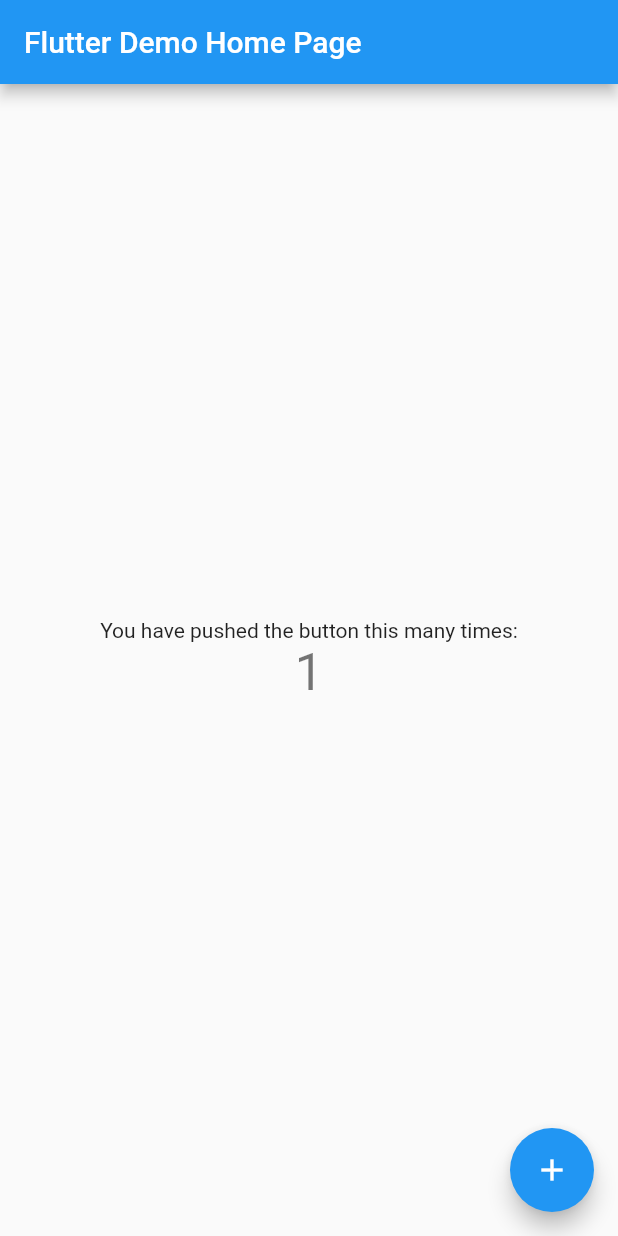
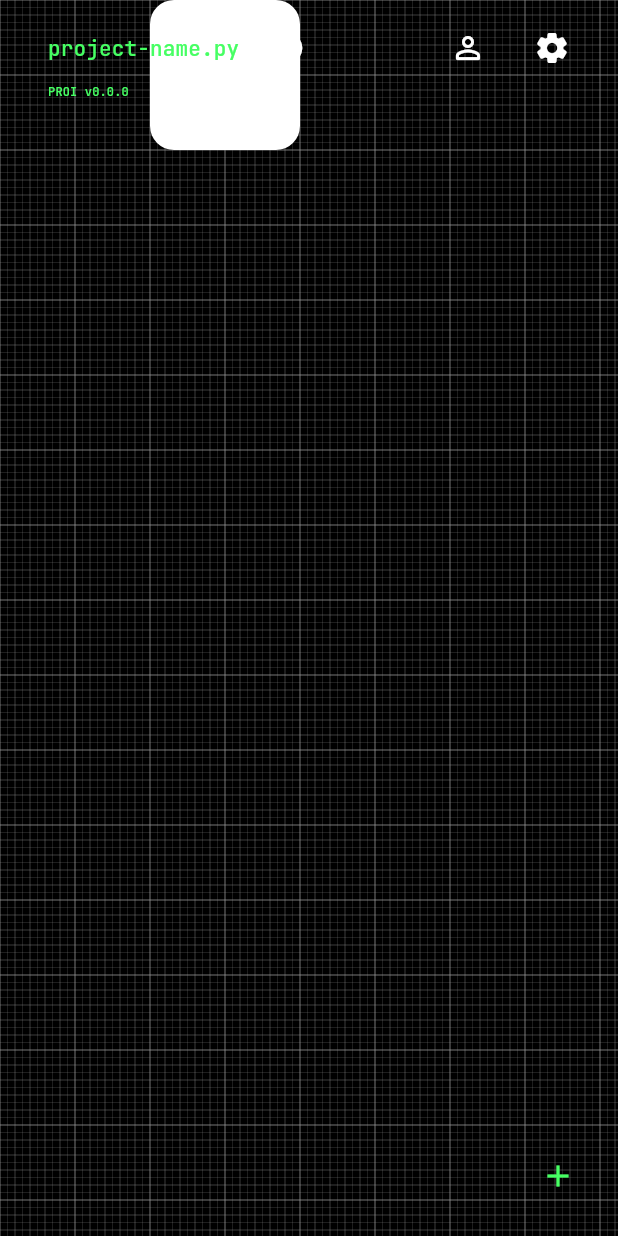
Before and after one commit to vamshikoder/proi, a Flutter app: the screen it shows after launch, after a tap on the "add" icon, on a phone screen of 412 x 824 dp. Run offline on Flutter 3.47's test engine with Material 2 defaults, Android fonts, the phone set to English and light mode, and no system bars; our stand-ins replace flutter_riverpod, google_fonts.

Commit message:
Update main.dart
added a basic layout

```diff
--- a/lib/main.dart
+++ b/lib/main.dart
@@ -1,115 +1,260 @@
+import 'dart:developer' as dev;
 import 'package:flutter/material.dart';
+import 'package:flutter_riverpod/flutter_riverpod.dart';
+import 'package:google_fonts/google_fonts.dart';
 
 void main() {
-  runApp(const MyApp());
+  runApp(const ProviderScope(child: ProiApp()));
 }
 
-class MyApp extends StatelessWidget {
-  const MyApp({Key? key}) : super(key: key);
+// ! -------- Models --------
+@immutable
+class Node {
+  final String uniqueKey = DateTime.now().toString();
+  final Offset offset;
+  Node({required this.offset});
 
-  // This widget is the root of your application.
+  Node copyWith({Offset? offset}) {
+    return Node(offset: offset!);
+  }
+}
+
+// ! -------- Providers --------
+
+class NodesNotifier extends StateNotifier<List<Node>> {
+  NodesNotifier() : super([]);
+
+  // take the node Id [which is time stamp of a node that is captured during each node creation] and also offset provided by
+  void updateNodePosition(Node selectedNode,
+      {Offset? offset, double? dx = 0, double? dy = 0}) {
+    Offset newOffset;
+    if (offset != null) {
+      newOffset = offset;
+    } else {
+      newOffset = Offset(dx!, dy!);
+    }
+    state = [
+      for (final node in state)
+        if (node != selectedNode) node else node.copyWith(offset: newOffset)
+    ];
+  }
+
+  void addNode(Offset offset) {
+    state = [...state, Node(offset: offset)];
+  }
+
+  void deleteNode(Node node) {
+    state = [
+      for (final tempNode in state)
+        if (tempNode != node) tempNode
+    ];
+  }
+}
+
+final nodesProvider = StateNotifierProvider<NodesNotifier, List<Node>>((ref) {
+  return NodesNotifier();
+});
+
+final isNodeSearchVisibleProvider = StateProvider<bool>((ref) {
+  return false;
+});
+
+final sandboxScaleProvider = StateProvider<double>(((ref) {
+  return 100;
+}));
+
+final sandboxPositionProvider = StateProvider<Offset>(((ref) {
+  return const Offset(-2000, -2000);
+}));
+
+// ! -------- UI --------
+
+class ProiApp extends StatelessWidget {
+  const ProiApp({Key? key}) : super(key: key);
+
   @override
   Widget build(BuildContext context) {
     return MaterialApp(
-      title: 'Flutter Demo',
       theme: ThemeData(
-        // This is the theme of your application.
-        //
-        // Try running your application with "flutter run". You'll see the
-        // application has a blue toolbar. Then, without quitting the app, try
-        // changing the primarySwatch below to Colors.green and then invoke
-        // "hot reload" (press "r" in the console where you ran "flutter run",
-        // or simply save your changes to "hot reload" in a Flutter IDE).
-        // Notice that the counter didn't reset back to zero; the application
-        // is not restarted.
-        primarySwatch: Colors.blue,
+        primaryColor: const Color.fromRGBO(70, 255, 99, 1),
+        fontFamily: GoogleFonts.jetBrainsMono().fontFamily,
+        iconTheme: const IconThemeData(
+          color: Colors.white,
+        ),
       ),
-      home: const MyHomePage(title: 'Flutter Demo Home Page'),
+      debugShowCheckedModeBanner: false,
+      home: const SandBox(),
     );
   }
 }
 
-class MyHomePage extends StatefulWidget {
-  const MyHomePage({Key? key, required this.title}) : super(key: key);
-
-  // This widget is the home page of your application. It is stateful, meaning
-  // that it has a State object (defined below) that contains fields that affect
-  // how it looks.
-
-  // This class is the configuration for the state. It holds the values (in this
-  // case the title) provided by the parent (in this case the App widget) and
-  // used by the build method of the State. Fields in a Widget subclass are
-  // always marked "final".
-
-  final String title;
+class NodeWidget extends ConsumerWidget {
+  const NodeWidget({
+    Key? key,
+    required this.node,
+  }) : super(key: key);
+  final Node node;
 
   @override
-  State<MyHomePage> createState() => _MyHomePageState();
+  Widget build(BuildContext context, WidgetRef ref) {
+    return Positioned(
+      left: node.offset.dx,
+      top: node.offset.dy,
+      child: GestureDetector(
+        onDoubleTap: () => ref.read(nodesProvider.notifier).deleteNode(node),
+        onPanUpdate: (details) => ref
+            .read(nodesProvider.notifier)
+            .updateNodePosition(node, offset: details.globalPosition),
+        child: Container(
+          height: 100,
+          width: 100,
+          decoration: const BoxDecoration(
+            borderRadius: BorderRadius.all(Radius.circular(16)),
+            color: Colors.white,
+            boxShadow: [BoxShadow()],
+          ),
+        ),
+      ),
+    );
+  }
 }
 
-class _MyHomePageState extends State<MyHomePage> {
-  int _counter = 0;
+class SandBox extends ConsumerWidget {
+  const SandBox({Key? key}) : super(key: key);
 
-  void _incrementCounter() {
-    setState(() {
-      // This call to setState tells the Flutter framework that something has
-      // changed in this State, which causes it to rerun the build method below
-      // so that the display can reflect the updated values. If we changed
-      // _counter without calling setState(), then the build method would not be
-      // called again, and so nothing would appear to happen.
-      _counter++;
-    });
+  @override
+  Widget build(BuildContext context, WidgetRef ref) {
+    List<Node> nodes = ref.watch(nodesProvider);
+    Offset sandboxPosition = ref.watch(sandboxPositionProvider);
+    return Scaffold(
+      backgroundColor: Colors.black,
+      floatingActionButton: IconButton(
+        onPressed: () {
+          ref.read(nodesProvider.notifier).addNode(const Offset(100, 0));
+        },
+        color: Theme.of(context).primaryColor,
+        icon: const Icon(
+          Icons.add,
+        ),
+      ),
+      body: Stack(
+        children: [
+          InteractiveViewer(
+            // maxScale: 2.0,
+            // minScale: 0.1,
+
+            onInteractionUpdate: (details) {
+              final delta = details.focalPointDelta;
+              if (delta.dx + sandboxPosition.dx < 2000 &&
+                  delta.dx + sandboxPosition.dx > -2000) {
+                ref.read(sandboxPositionProvider.notifier).state =
+                    ref.read(sandboxPositionProvider.notifier).state +
+                        Offset(delta.dx, 0);
+
+                for (final node in nodes) {
+                  ref.read(nodesProvider.notifier).updateNodePosition(node,
+                      offset: node.offset + Offset(delta.dx, 0));
+                }
+              }
+              // ! nodes aren't move in [dy]
+              if (delta.dy + sandboxPosition.dy < 2000 &&
+                  delta.dy + sandboxPosition.dy > -2000) {
+                ref.read(sandboxPositionProvider.notifier).state =
+                    ref.read(sandboxPositionProvider.notifier).state +
+                        Offset(0, delta.dy);
+
+                for (final node in nodes) {
+                  ref.read(nodesProvider.notifier).updateNodePosition(node,
+                      offset: node.offset + Offset(0, delta.dy));
+                }
+                // nodes.isNotEmpty ? dev.log("${nodes.first.offset}") : null;
+              }
+            },
+            child: Stack(
+              // alignment: Alignment.center,
+              children: [
+                Positioned(
+                  left: sandboxPosition.dx,
+                  top: sandboxPosition.dy,
+                  child: Container(
+                    height: 10000,
+                    width: 10000,
+                    color: Colors.black,
+                    child: GridPaper(
+                      color: Colors.grey.withOpacity(0.5),
+                      interval: 50,
+                      // divisions: 1,
+                      // subdivisions: 2,
+                    ),
+                  ),
+                ),
+                if (nodes.isNotEmpty)
+                  ...[for (final node in nodes) NodeWidget(node: node)]
+                      .toList(),
+              ],
+            ),
+            // ),
+          ),
+          const MenuBar(),
+        ],
+      ),
+    );
   }
+}
+
+class MenuBar extends StatelessWidget {
+  const MenuBar({
+    Key? key,
+  }) : super(key: key);
 
   @override
   Widget build(BuildContext context) {
-    // This method is rerun every time setState is called, for instance as done
-    // by the _incrementCounter method above.
-    //
-    // The Flutter framework has been optimized to make rerunning build methods
-    // fast, so that you can just rebuild anything that needs updating rather
-    // than having to individually change instances of widgets.
-    return Scaffold(
-      appBar: AppBar(
-        // Here we take the value from the MyHomePage object that was created by
-        // the App.build method, and use it to set our appbar title.
-        title: Text(widget.title),
+    return Container(
+      padding: const EdgeInsets.symmetric(horizontal: 32, vertical: 8),
+      // color: Colors.black,
+      child: Column(
+        mainAxisAlignment: MainAxisAlignment.start,
+        crossAxisAlignment: CrossAxisAlignment.start,
+        children: [
+          Row(
+            mainAxisAlignment: MainAxisAlignment.center,
+            children: [
+              Text(
+                "project-name.py",
+                style: Theme.of(context)
+                    .textTheme
+                    .titleSmall
+                    ?.copyWith(color: Theme.of(context).primaryColor),
+              ),
+              IconButton(
+                  onPressed: () {},
+                  padding: const EdgeInsets.only(left: 16),
+                  icon: const Icon(
+                    Icons.download_for_offline_rounded,
+                    // color: Colors.white,
+                  )),
+              const Spacer(),
+              IconButton(
+                  onPressed: () {},
+                  padding: const EdgeInsets.only(left: 32),
+                  icon: const Icon(
+                    Icons.person_outline_rounded,
+                    // color: Colors.white,
+                  )),
+              IconButton(
+                  padding: const EdgeInsets.only(left: 32),
+                  onPressed: () {},
+                  icon: const Icon(
+                    Icons.settings_rounded,
+                    // color: Colors.white,
+                  )),
+            ],
+          ),
+          Text("PROI v0.0.0",
+              style: Theme.of(context).textTheme.subtitle2?.copyWith(
+                  fontSize: 8, color: Theme.of(context).primaryColor))
+        ],
       ),
-      body: Center(
-        // Center is a layout widget. It takes a single child and positions it
-        // in the middle of the parent.
-        child: Column(
-          // Column is also a layout widget. It takes a list of children and
-          // arranges them vertically. By default, it sizes itself to fit its
-          // children horizontally, and tries to be as tall as its parent.
-          //
-          // Invoke "debug painting" (press "p" in the console, choose the
-          // "Toggle Debug Paint" action from the Flutter Inspector in Android
-          // Studio, or the "Toggle Debug Paint" command in Visual Studio Code)
-          // to see the wireframe for each widget.
-          //
-          // Column has various properties to control how it sizes itself and
-          // how it positions its children. Here we use mainAxisAlignment to
-          // center the children vertically; the main axis here is the vertical
-          // axis because Columns are vertical (the cross axis would be
-          // horizontal).
-          mainAxisAlignment: MainAxisAlignment.center,
-          children: <Widget>[
-            const Text(
-              'You have pushed the button this many times:',
-            ),
-            Text(
-              '$_counter',
-              style: Theme.of(context).textTheme.headline4,
-            ),
-          ],
-        ),
-      ),
-      floatingActionButton: FloatingActionButton(
-        onPressed: _incrementCounter,
-        tooltip: 'Increment',
-        child: const Icon(Icons.add),
-      ), // This trailing comma makes auto-formatting nicer for build methods.
     );
   }
 }
```
